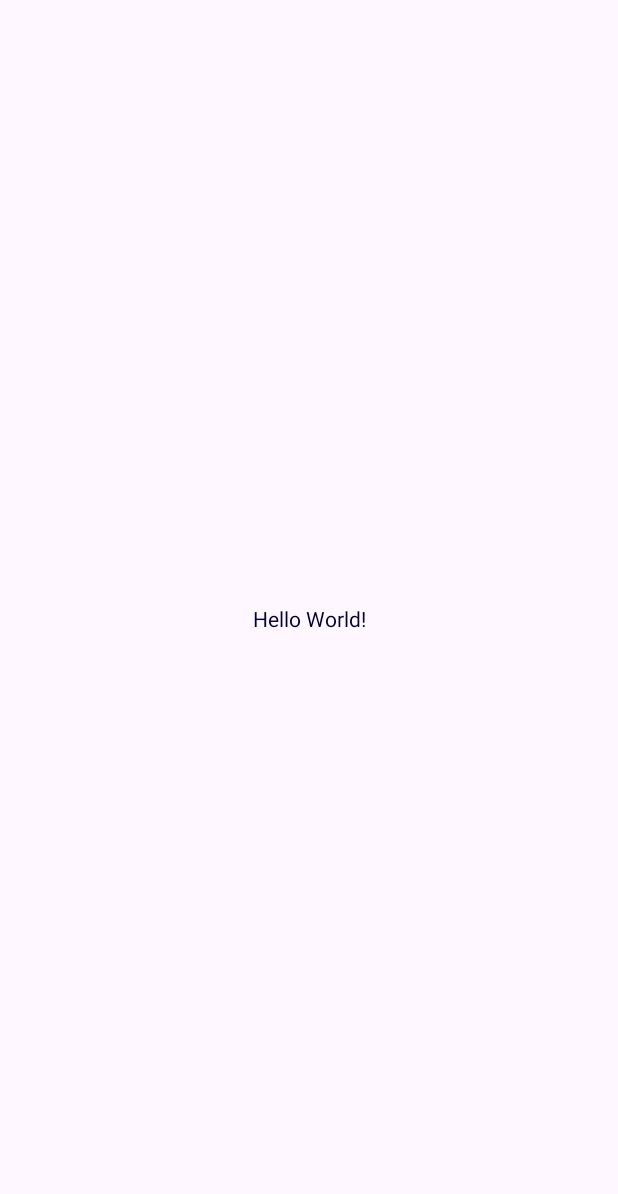
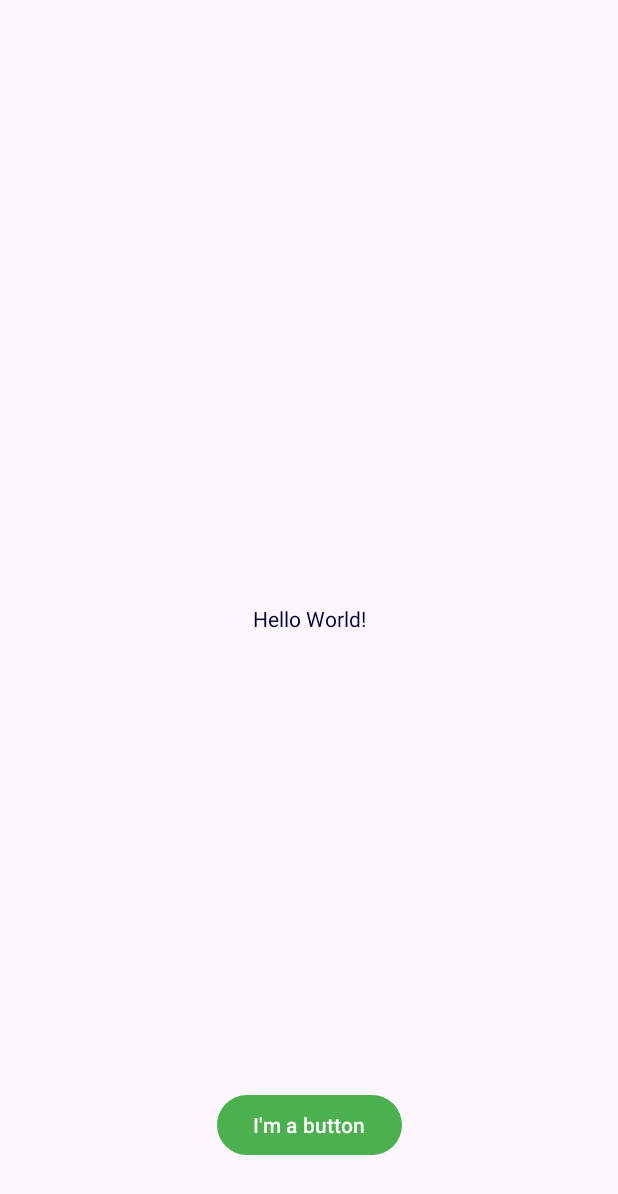
Before and after one commit to TrebleHaaland/CST2335-AndroidLabs, an Android app: the screen it shows after launch (MainActivity), on a phone screen of 412 x 824 dp. Before the commit the part shown is almost empty. Shown: the top 1194 px of the screen. Run offline under Robolectric (Android 15) with nearby library versions, the phone set to English and light mode, and no system bars.

```diff
--- a/app/src/main/res/layout/activity_main.xml
+++ b/app/src/main/res/layout/activity_main.xml
@@ -9,10 +9,18 @@
     <TextView
         android:layout_width="wrap_content"
         android:layout_height="wrap_content"
-        android:text="Hello World!"
+        android:text="@string/hello_message"
         app:layout_constraintBottom_toBottomOf="parent"
         app:layout_constraintEnd_toEndOf="parent"
         app:layout_constraintStart_toStartOf="parent"
         app:layout_constraintTop_toTopOf="parent" />
 
+    <Button
+        android:layout_width="wrap_content"
+        android:layout_height="wrap_content"
+        android:layout_marginBottom="50dp"
+        android:text="@string/button_message"
+        app:layout_constraintBottom_toBottomOf="parent"
+        app:layout_constraintEnd_toEndOf="parent"
+        app:layout_constraintStart_toStartOf="parent" />
 </androidx.constraintlayout.widget.ConstraintLayout>
--- a/app/src/main/res/values/strings.xml
+++ b/app/src/main/res/values/strings.xml
@@ -1,3 +1,5 @@
 <resources>
     <string name="app_name">Emmanuel\'s Android Labs</string>
+    <string name="hello_message">Hello World!</string>
+    <string name="button_message">I\'m a button</string>
 </resources>
```
Also changed, not shown: 1 other file.
